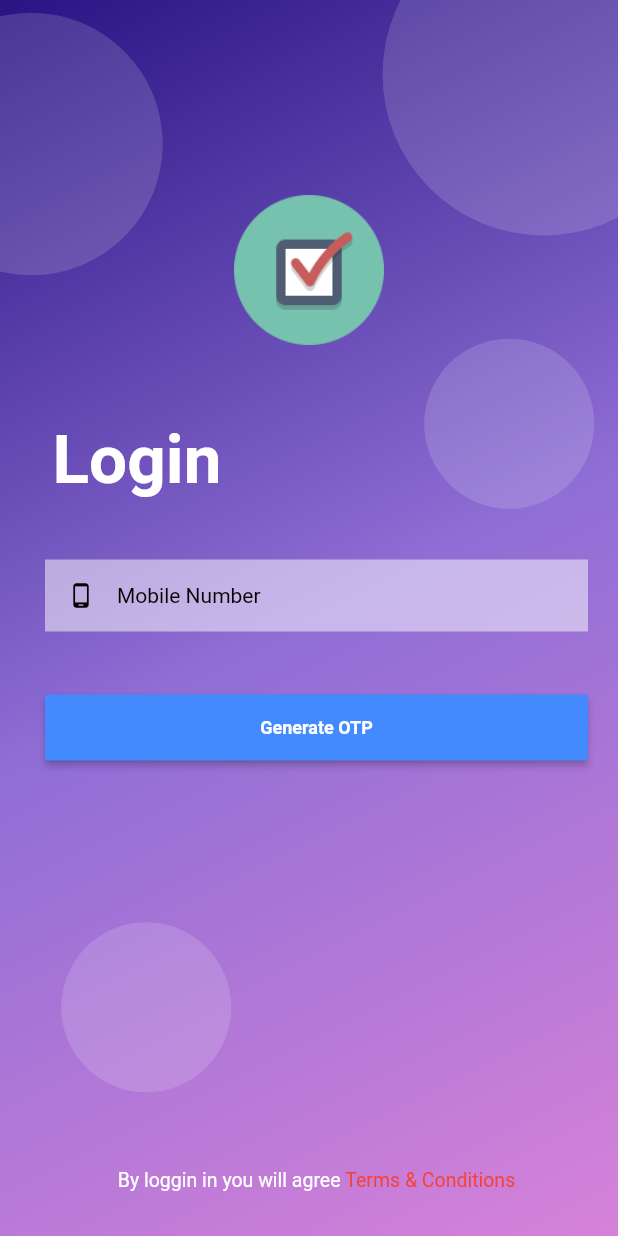
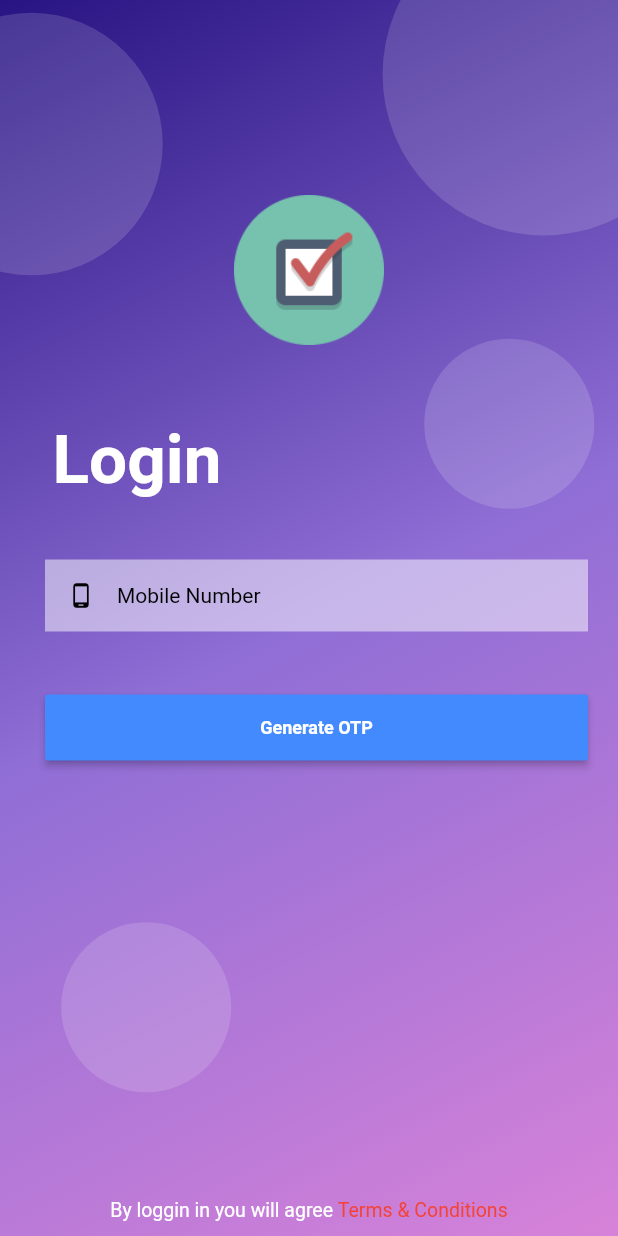
Before and after one commit to Janbaz1510/Cab-App, a Flutter app: the LoginScreen screen opened directly, on a phone screen of 412 x 824 dp. Run offline on Flutter 3.47's test engine with Material 2 defaults, Android fonts, the phone set to English and light mode, and no system bars; our stand-ins replace bubble_bottom_bar, permission_handler.

Commit message:
login changes

```diff
--- a/lib/loginscreen.dart
+++ b/lib/loginscreen.dart
@@ -6,7 +6,7 @@ class LoginScreen extends StatefulWidget {
   _LoginScreenState createState() => _LoginScreenState();
 }
 
-class _LoginScreenState extends State<LoginScreen> with SingleTickerProviderStateMixin {
+class _LoginScreenState extends State<LoginScreen> with TickerProviderStateMixin {
   AnimationController animationController;
   Animation<double> _animationValue;
 
@@ -23,9 +23,16 @@ class _LoginScreenState extends State<LoginScreen> with SingleTickerProviderStat
   }
 
   @override
+  void dispose() {
+    animationController.dispose();
+    super.dispose();
+  }
+
+  @override
   Widget build(BuildContext context) {
     final Size size = MediaQuery.of(context).size;
     return Scaffold(
+      resizeToAvoidBottomInset: false,
       body: Container(
         decoration: BoxDecoration(
           gradient: LinearGradient(
@@ -176,14 +183,10 @@ class _LoginScreenState extends State<LoginScreen> with SingleTickerProviderStat
                       ),
                     ),
                   ),
-                ],
+                  Expanded(
+                    child: Container(),
                   ),
-            ),
-            Positioned(
-              left: 30,
-              bottom: 20,
-              right: 20,
-              child: Padding(
+                  Padding(
                     padding: const EdgeInsets.fromLTRB(10, 10, 10, 10),
                     child: Row(
                       mainAxisAlignment: MainAxisAlignment.center,
@@ -205,6 +208,8 @@ class _LoginScreenState extends State<LoginScreen> with SingleTickerProviderStat
                       ],
                     ),
                   ),
+                ],
+              ),
             ),
           ],
         ),
```
Lines whose indentation alone changed are shown as unchanged.
